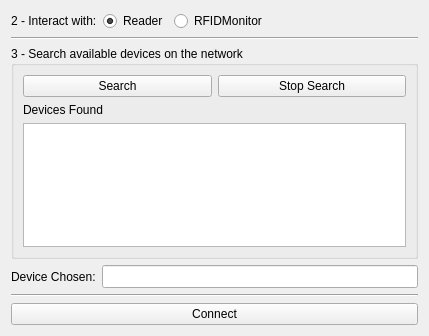
Qt form RFIDMonitorDeskApp/gui/networkconnconfigwidget.ui (CELTAB/rfidmonitor) before a commit.
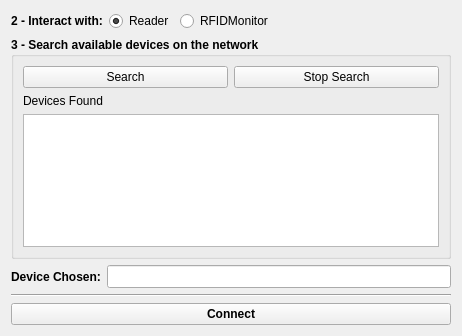
The same form after that commit.

```diff
--- a/RFIDMonitorDeskApp/gui/networkconnconfigwidget.ui
+++ b/RFIDMonitorDeskApp/gui/networkconnconfigwidget.ui
@@ -6,7 +6,7 @@
    <rect>
     <x>0</x>
     <y>0</y>
-    <width>429</width>
+    <width>462</width>
     <height>336</height>
    </rect>
   </property>
@@ -18,6 +18,12 @@
     <layout class="QHBoxLayout" name="horizontalLayout_2">
      <item>
       <widget class="QLabel" name="label">
+       <property name="font">
+        <font>
+         <weight>75</weight>
+         <bold>true</bold>
+        </font>
+       </property>
        <property name="text">
         <string>2 - Interact with:</string>
        </property>
@@ -55,15 +61,14 @@
      </item>
     </layout>
    </item>
-   <item>
-    <widget class="Line" name="line">
-     <property name="orientation">
-      <enum>Qt::Horizontal</enum>
-     </property>
-    </widget>
-   </item>
    <item>
     <widget class="QGroupBox" name="groupBox_5">
+     <property name="font">
+      <font>
+       <weight>75</weight>
+       <bold>true</bold>
+      </font>
+     </property>
      <property name="title">
       <string>3 - Search available devices on the network</string>
      </property>
@@ -72,6 +77,18 @@
        <layout class="QHBoxLayout" name="horizontalLayout_3">
         <item>
          <widget class="QPushButton" name="btRaspSearch">
+          <property name="minimumSize">
+           <size>
+            <width>200</width>
+            <height>0</height>
+           </size>
+          </property>
+          <property name="font">
+           <font>
+            <weight>50</weight>
+            <bold>false</bold>
+           </font>
+          </property>
           <property name="text">
            <string>Search</string>
           </property>
@@ -79,6 +96,18 @@
         </item>
         <item>
          <widget class="QPushButton" name="btStopRaspSearch">
+          <property name="minimumSize">
+           <size>
+            <width>200</width>
+            <height>0</height>
+           </size>
+          </property>
+          <property name="font">
+           <font>
+            <weight>50</weight>
+            <bold>false</bold>
+           </font>
+          </property>
           <property name="text">
            <string>Stop Search</string>
           </property>
@@ -88,6 +117,12 @@
       </item>
       <item>
        <widget class="QLabel" name="label_10">
+        <property name="font">
+         <font>
+          <weight>50</weight>
+          <bold>false</bold>
+         </font>
+        </property>
         <property name="text">
          <string>Devices Found</string>
         </property>
@@ -95,6 +130,12 @@
       </item>
       <item>
        <widget class="QListView" name="lvDevicesFound">
+        <property name="font">
+         <font>
+          <weight>50</weight>
+          <bold>false</bold>
+         </font>
+        </property>
         <property name="toolTip">
          <string/>
         </property>
@@ -113,6 +154,12 @@
     <layout class="QHBoxLayout" name="horizontalLayout">
      <item>
       <widget class="QLabel" name="label_11">
+       <property name="font">
+        <font>
+         <weight>75</weight>
+         <bold>true</bold>
+        </font>
+       </property>
        <property name="text">
         <string>Device Chosen:</string>
        </property>
@@ -120,6 +167,18 @@
      </item>
      <item>
       <widget class="QLineEdit" name="leDeviceChosen">
+       <property name="minimumSize">
+        <size>
+         <width>250</width>
+         <height>0</height>
+        </size>
+       </property>
+       <property name="maximumSize">
+        <size>
+         <width>16777215</width>
+         <height>300</height>
+        </size>
+       </property>
        <property name="font">
         <font>
          <pointsize>10</pointsize>
@@ -140,11 +199,28 @@
     </widget>
    </item>
    <item>
-    <widget class="QPushButton" name="btConnectToRasp">
-     <property name="text">
-      <string>Connect</string>
-     </property>
-    </widget>
+    <layout class="QHBoxLayout" name="horizontalLayout_4">
+     <item>
+      <widget class="QPushButton" name="btConnectToRasp">
+       <property name="minimumSize">
+        <size>
+         <width>150</width>
+         <height>0</height>
+        </size>
+       </property>
+       <property name="font">
+        <font>
+         <pointsize>9</pointsize>
+         <weight>75</weight>
+         <bold>true</bold>
+        </font>
+       </property>
+       <property name="text">
+        <string>Connect</string>
+       </property>
+      </widget>
+     </item>
+    </layout>
    </item>
   </layout>
  </widget>
```
